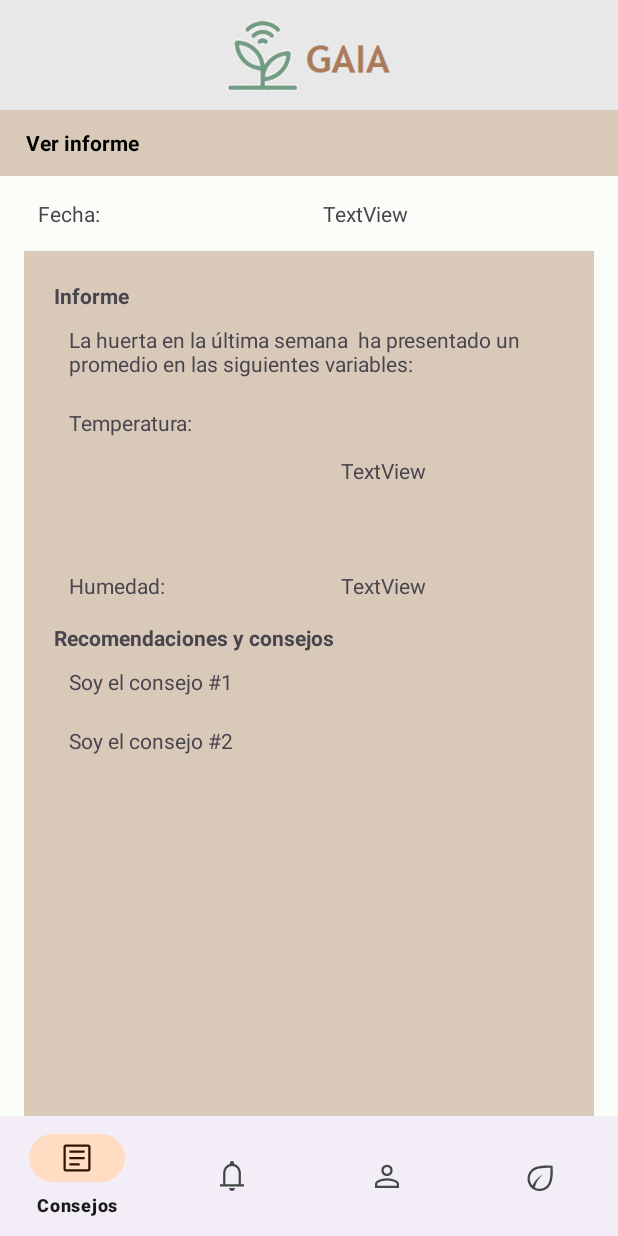
After one commit to angiecamelo28/Gaia, an Android app: the layout activity_informe.xml on its own in the app's theme, with its tools: preview values and no code run, on a phone screen of 412 x 824 dp. The commit adds this screen. Run offline under Robolectric (Android 15) with nearby library versions, the phone set to English and light mode, and no system bars.

Commit message:
Vistas iteracion 2

```diff
--- a/app/src/main/res/layout/activity_estado_huerta.xml
+++ b/app/src/main/res/layout/activity_estado_huerta.xml
@@ -238,8 +238,8 @@
                 android:id="@+id/button5"
                 android:layout_width="250dp"
                 android:layout_height="40dp"
-                android:text="Calculadora de fertilizante"
-                app:icon="@drawable/icons8_calculadora_24" />
+                android:text="Ver informe"
+                app:icon="@drawable/icons8_informe_gr_fico_64__1_" />
 
         </LinearLayout>
         <com.google.android.material.bottomnavigation.BottomNavigationView
--- a/app/src/main/res/layout/activity_huerta.xml
+++ b/app/src/main/res/layout/activity_huerta.xml
@@ -91,8 +91,9 @@
             <Spinner
                 android:id="@+id/comboHuerta"
                 android:layout_width="250dp"
-                android:layout_height="30dp"
-                android:layout_marginBottom="150px" />
+                android:layout_height="48dp"
+                android:layout_marginBottom="150px"
+                tools:ignore="SpeakableTextPresentCheck" />
 
             <Button
                 android:id="@+id/btnSiguiente"
--- /dev/null
+++ b/app/src/main/res/layout/activity_informe.xml
@@ -0,0 +1,200 @@
+<?xml version="1.0" encoding="utf-8"?>
+<LinearLayout
+    xmlns:android="http://schemas.android.com/apk/res/android"
+    xmlns:app="http://schemas.android.com/apk/res-auto"
+    xmlns:tools="http://schemas.android.com/tools"
+    android:layout_width="match_parent"
+    android:layout_height="match_parent"
+    android:foregroundTint="@color/md_theme_dark_secondaryContainer"
+    android:orientation="vertical">
+
+    <LinearLayout
+        android:layout_width="match_parent"
+        android:layout_height="match_parent"
+        android:orientation="vertical">
+
+        <LinearLayout
+            android:layout_width="match_parent"
+            android:layout_height="110px"
+            android:background="#E8E8E8"
+            android:gravity="center|start"
+            android:orientation="horizontal">
+
+            <ImageView
+                android:id="@+id/imageView2"
+                android:layout_width="86dp"
+                android:layout_height="80px"
+                android:layout_weight="2"
+                app:srcCompat="@drawable/logo_solo2" />
+
+        </LinearLayout>
+
+        <LinearLayout
+            android:layout_width="match_parent"
+            android:layout_height="290dp"
+            android:layout_weight="2"
+            android:gravity="center"
+            android:orientation="vertical">
+
+            <LinearLayout
+                android:layout_width="match_parent"
+                android:layout_height="44dp"
+                android:layout_gravity="center"
+                android:background="#D8C9B9"
+                android:backgroundTint="#D8C9B9"
+                android:foregroundGravity="center"
+                android:gravity="center"
+                android:orientation="horizontal">
+
+                <ImageView
+                    android:id="@+id/imageView3"
+                    android:layout_width="80dp"
+                    android:layout_height="28dp"
+                    android:layout_gravity="right|center_vertical"
+                    android:layout_weight="1"
+                    android:paddingStart="160dp"
+                    app:srcCompat="@drawable/icons8_informe_gr_fico_64" />
+
+                <TextView
+                    android:id="@+id/textView3"
+                    android:layout_width="600px"
+                    android:layout_height="wrap_content"
+                    android:paddingStart="5dp"
+                    android:text="Ver informe"
+                    android:textColor="@color/md_theme_dark_shadow"
+                    android:textStyle="bold" />
+            </LinearLayout>
+
+            <LinearLayout
+                android:layout_width="match_parent"
+                android:layout_height="50dp"
+                android:orientation="horizontal">
+
+                <TextView
+                    android:id="@+id/textView5"
+                    android:layout_width="200dp"
+                    android:layout_height="wrap_content"
+                    android:padding="15dp"
+                    android:paddingStart="25dp"
+                    android:text="Fecha:" />
+
+                <TextView
+                    android:id="@+id/textView4"
+                    android:layout_width="100dp"
+                    android:layout_height="match_parent"
+                    android:layout_weight="1"
+                    android:padding="15dp"
+                    android:text="TextView" />
+            </LinearLayout>
+
+            <LinearLayout
+                android:layout_width="380dp"
+                android:layout_height="560dp"
+                android:layout_weight="2"
+                android:background="#D8C9B9"
+                android:gravity="center|center_vertical"
+                android:orientation="vertical"
+                android:padding="20dp">
+
+
+                <TextView
+                    android:id="@+id/textView6"
+                    android:layout_width="match_parent"
+                    android:layout_height="wrap_content"
+                    android:text="Informe"
+                    android:textStyle="bold" />
+
+                <TextView
+                    android:id="@+id/textView12"
+                    android:layout_width="match_parent"
+                    android:layout_height="wrap_content"
+                    android:padding="10dp"
+                    android:text="La huerta en la última semana  ha presentado un promedio en las siguientes variables:" />
+
+                <LinearLayout
+                    android:layout_width="match_parent"
+                    android:layout_height="5dp"
+                    android:layout_weight="1"
+                    android:gravity="center"
+                    android:orientation="horizontal"
+                    android:padding="10dp">
+
+                    <TextView
+                        android:id="@+id/textView23"
+                        android:layout_width="100dp"
+                        android:layout_height="match_parent"
+                        android:layout_weight="1"
+                        android:text="Temperatura:" />
+
+                    <TextView
+                        android:id="@+id/textView22"
+                        android:layout_width="wrap_content"
+                        android:layout_height="wrap_content"
+                        android:layout_weight="1"
+                        android:text="TextView" />
+                </LinearLayout>
+
+                <LinearLayout
+                    android:layout_width="match_parent"
+                    android:layout_height="50dp"
+                    android:gravity="center"
+                    android:orientation="horizontal"
+                    android:padding="10dp">
+
+                    <TextView
+                        android:id="@+id/textView24"
+                        android:layout_width="100dp"
+                        android:layout_height="wrap_content"
+                        android:layout_weight="1"
+                        android:text="Humedad:" />
+
+                    <TextView
+                        android:id="@+id/textView25"
+                        android:layout_width="wrap_content"
+                        android:layout_height="wrap_content"
+                        android:layout_weight="1"
+                        android:text="TextView" />
+                </LinearLayout>
+
+                <TextView
+                    android:id="@+id/textView8"
+                    android:layout_width="match_parent"
+                    android:layout_height="wrap_content"
+                    android:text="Recomendaciones y consejos"
+                    android:textStyle="bold" />
+
+                <TextView
+                    android:id="@+id/textView13"
+                    android:layout_width="match_parent"
+                    android:layout_height="wrap_content"
+                    android:padding="10dp"
+                    android:text="Soy el consejo #1" />
+
+                <TextView
+                    android:id="@+id/textView21"
+                    android:layout_width="match_parent"
+                    android:layout_height="250dp"
+                    android:padding="10dp"
+                    android:text="Soy el consejo #2" />
+            </LinearLayout>
+
+
+        </LinearLayout>
+
+
+        <com.google.android.material.bottomnavigation.BottomNavigationView
+            android:id="@+id/bottomAppBar"
+            android:layout_width="match_parent"
+            android:layout_height="wrap_content"
+            android:layout_gravity="bottom"
+            app:hideOnScroll="true"
+            app:menu="@menu/bottom_navigation_menu"
+            tools:ignore="MissingConstraints">
+
+        </com.google.android.material.bottomnavigation.BottomNavigationView>
+
+
+    </LinearLayout>
+
+
+</LinearLayout>
```
Also changed, not shown: app/src/main/res/layout/activity_lista_cultivos.xml (deleted, +0 -69 lines), app/src/main/res/layout/activity_notificacion.xml (added, +97 -0 lines), app/src/main/res/layout/activity_sugerencia_cultivo.xml (+29 -11 lines), app/src/main/res/layout/item_cultivo.xml (+46 -5 lines), app/src/main/res/layout/item_notificacion.xml (added, +45 -0 lines), app/src/main/res/drawable/icons8_alta_prioridad_20.png (added), app/src/main/res/drawable/icons8_alta_prioridad_50.png (added), app/src/main/res/drawable/icons8_informe_gr_fico_64.png (added), app/src/main/res/drawable/icons8_informe_gr_fico_64__1_.png (added), app/src/main/res/drawable/icons8_recordatorios_de_citas_32.png (added), 1 other file.
